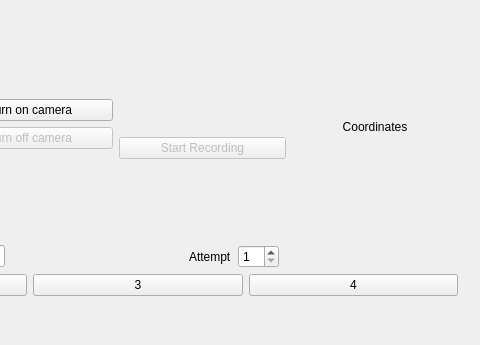
Above: mainwindow.ui from micavanco/VR-Hands-Analyzer before the change; both pictures show x 420 to 900 and y 198 to 543 of the 900 by 543 pixel window. Below: the same form after it.
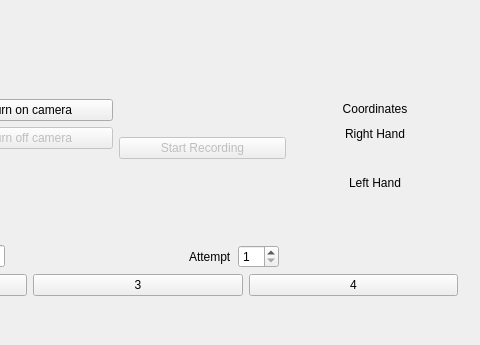
That is the form after the change.

Commit message: Modified Graphical User Interface by adding labels to display actual position of both hands with addition information of degree between fingers and center of palm, also added buttons with future patients programs sets

```diff
--- a/mainwindow.ui
+++ b/mainwindow.ui
@@ -191,7 +191,37 @@
           </widget>
          </item>
          <item>
-          <widget class="QLabel" name="coordinatesLabel">
+          <widget class="QLabel" name="label_6">
+           <property name="text">
+            <string>Right Hand</string>
+           </property>
+           <property name="alignment">
+            <set>Qt::AlignCenter</set>
+           </property>
+          </widget>
+         </item>
+         <item>
+          <widget class="QLabel" name="coordinatesRightLabel">
+           <property name="text">
+            <string/>
+           </property>
+           <property name="alignment">
+            <set>Qt::AlignCenter</set>
+           </property>
+          </widget>
+         </item>
+         <item>
+          <widget class="QLabel" name="label_5">
+           <property name="text">
+            <string>Left Hand</string>
+           </property>
+           <property name="alignment">
+            <set>Qt::AlignCenter</set>
+           </property>
+          </widget>
+         </item>
+         <item>
+          <widget class="QLabel" name="coordinatesLeftLabel">
            <property name="text">
             <string/>
            </property>
```
The commit also changes 3 other files.
